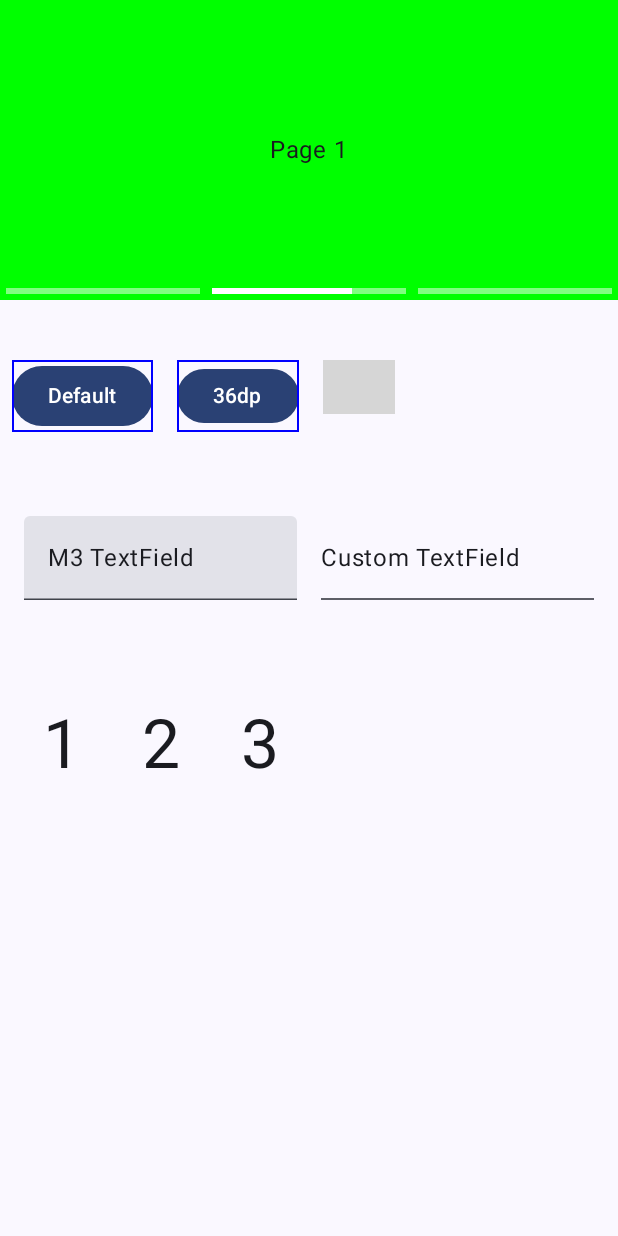
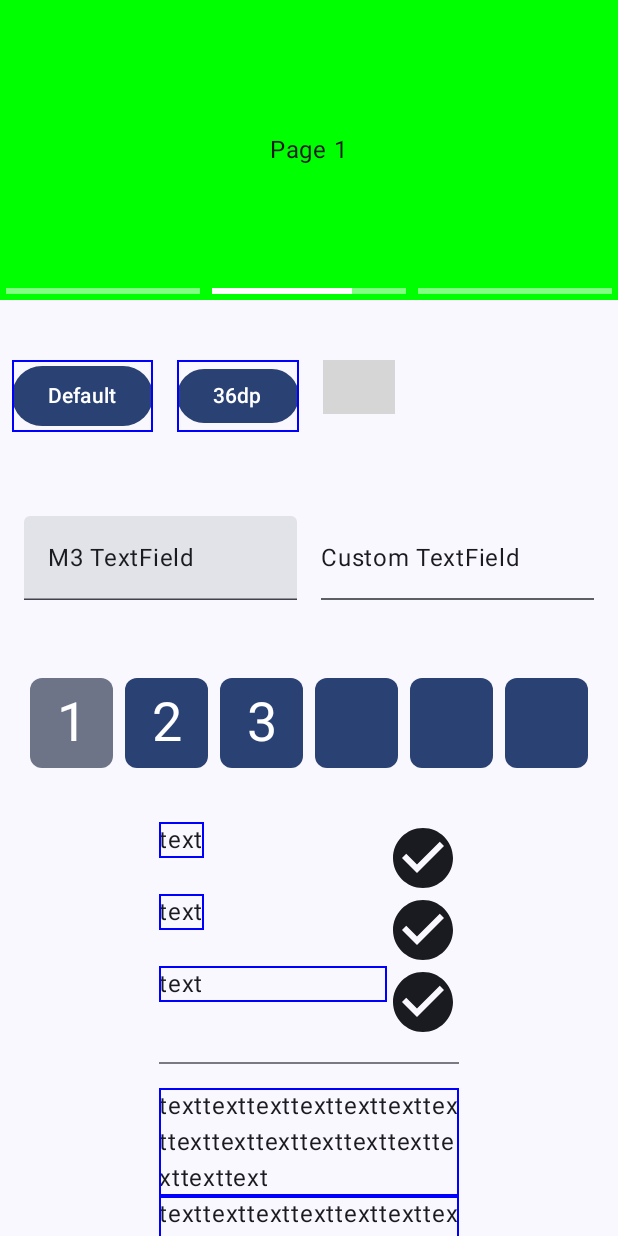
Before and after one commit to haru067/playground, an Android app built with Jetpack Compose: the screen it shows after launch (MainActivity), on a phone screen of 412 x 824 dp. Run offline under Robolectric (Android 15) with nearby library versions, the phone set to English and light mode, and no system bars; missing, so only their content is drawn: CompositionLocalProvider; 1 statement that could not run was skipped; grey boxes are pictures that could not be loaded.

Commit message:
Add RowExample

```diff
--- a/app/src/main/java/com/haru067/playground/MainActivity.kt
+++ b/app/src/main/java/com/haru067/playground/MainActivity.kt
@@ -9,18 +9,20 @@ import androidx.compose.foundation.layout.fillMaxSize
 import androidx.compose.foundation.layout.fillMaxWidth
 import androidx.compose.foundation.layout.height
 import androidx.compose.foundation.layout.padding
+import androidx.compose.foundation.layout.width
 import androidx.compose.foundation.rememberScrollState
 import androidx.compose.foundation.verticalScroll
-import androidx.compose.material3.Button
 import androidx.compose.material3.MaterialTheme
 import androidx.compose.material3.Surface
 import androidx.compose.material3.Text
 import androidx.compose.runtime.Composable
+import androidx.compose.ui.Alignment
 import androidx.compose.ui.Modifier
 import androidx.compose.ui.tooling.preview.Preview
 import androidx.compose.ui.unit.dp
 import com.haru067.playground.components.ButtonExample
 import com.haru067.playground.components.CarouselExample
+import com.haru067.playground.components.RowExample
 import com.haru067.playground.components.TextFieldExample
 import com.haru067.playground.components.VerificationCodeInputExample
 import com.haru067.playground.ui.theme.PlaygroundTheme
@@ -44,7 +46,14 @@ class MainActivity : ComponentActivity() {
                         TextFieldExample(Modifier.padding(8.dp))
 
                         Spacer(modifier = Modifier.height(32.dp))
-                        VerificationCodeInputExample(Modifier.padding(8.dp))
+                        VerificationCodeInputExample(Modifier.padding(horizontal = 16.dp))
+
+                        Spacer(modifier = Modifier.height(32.dp))
+                        RowExample(
+                            Modifier
+                                .width(200.dp)
+                                .align(Alignment.CenterHorizontally)
+                        )
                     }
                 }
             }
--- /dev/null
+++ b/app/src/main/java/com/haru067/playground/components/RowExample.kt
@@ -0,0 +1,131 @@
+package com.haru067.playground.components
+
+import androidx.compose.foundation.border
+import androidx.compose.foundation.layout.Arrangement
+import androidx.compose.foundation.layout.Column
+import androidx.compose.foundation.layout.Row
+import androidx.compose.foundation.layout.Spacer
+import androidx.compose.foundation.layout.fillMaxWidth
+import androidx.compose.foundation.layout.padding
+import androidx.compose.foundation.layout.size
+import androidx.compose.foundation.layout.width
+import androidx.compose.material.icons.Icons
+import androidx.compose.material.icons.filled.CheckCircle
+import androidx.compose.material3.Divider
+import androidx.compose.material3.Icon
+import androidx.compose.material3.Text
+import androidx.compose.runtime.Composable
+import androidx.compose.ui.Modifier
+import androidx.compose.ui.graphics.Color
+import androidx.compose.ui.tooling.preview.Preview
+import androidx.compose.ui.unit.dp
+
+@Composable
+fun RowExample(
+    modifier: Modifier = Modifier,
+) {
+    Column(modifier) {
+        Row1(text = "text", modifier = Modifier.fillMaxWidth())
+        Row2(text = "text", modifier = Modifier.fillMaxWidth())
+        Row3(text = "text", modifier = Modifier.fillMaxWidth())
+
+        Divider(Modifier.padding(vertical = 16.dp))
+
+        Row1(text = "text".repeat(16), modifier = Modifier.fillMaxWidth())
+        Row2(text = "text".repeat(16), modifier = Modifier.fillMaxWidth())
+        Row3(text = "text".repeat(16), modifier = Modifier.fillMaxWidth())
+
+        Divider(Modifier.padding(vertical = 16.dp))
+
+        Row3(text = "fill = true", modifier = Modifier.fillMaxWidth())
+        Row4(text = "fill = false", modifier = Modifier.fillMaxWidth())
+    }
+}
+
+@Composable
+private fun Row1(
+    text: String,
+    modifier: Modifier = Modifier,
+) {
+    Row(modifier = modifier) {
+        Text(
+            text = text,
+            modifier = Modifier.border(1.dp, Color.Blue)
+        )
+        Spacer(Modifier.weight(1f))
+        Icon(
+            imageVector = Icons.Filled.CheckCircle,
+            contentDescription = "icon",
+            modifier = Modifier.size(48.dp)
+        )
+    }
+}
+
+@Composable
+private fun Row2(
+    text: String,
+    modifier: Modifier = Modifier,
+) {
+    Row(
+        horizontalArrangement = Arrangement.SpaceBetween,
+        modifier = modifier,
+    ) {
+        Text(
+            text = text,
+            modifier = Modifier.border(1.dp, Color.Blue)
+        )
+        Icon(
+            imageVector = Icons.Filled.CheckCircle,
+            contentDescription = "icon",
+            modifier = Modifier.size(48.dp)
+        )
+    }
+}
+
+@Composable
+private fun Row3(
+    text: String,
+    modifier: Modifier = Modifier,
+) {
+    Row(modifier) {
+        Text(
+            text = text,
+            modifier = Modifier
+                .weight(1f)
+                .border(1.dp, Color.Blue),
+        )
+        Icon(
+            imageVector = Icons.Filled.CheckCircle,
+            contentDescription = "icon",
+            modifier = Modifier.size(48.dp)
+        )
+    }
+}
+
+@Composable
+private fun Row4(
+    text: String,
+    modifier: Modifier = Modifier,
+) {
+    Row(modifier) {
+        Text(
+            text = text,
+            modifier = Modifier
+                .weight(1f, fill = false)
+                .border(1.dp, Color.Blue),
+        )
+        Icon(
+            imageVector = Icons.Filled.CheckCircle,
+            contentDescription = "icon",
+            modifier = Modifier.size(48.dp)
+        )
+    }
+}
+
+@Preview(showBackground = true)
+@Composable
+private fun PreviewRowExample() {
+    RowExample(
+        Modifier.width(200.dp)
+    )
+}
--- a/app/src/main/java/com/haru067/playground/components/VerificationCodeInputExample.kt
+++ b/app/src/main/java/com/haru067/playground/components/VerificationCodeInputExample.kt
@@ -1,13 +1,13 @@
 package com.haru067.playground.components
 
 import androidx.compose.foundation.background
-import androidx.compose.foundation.border
+import androidx.compose.foundation.clickable
+import androidx.compose.foundation.interaction.Interaction
+import androidx.compose.foundation.interaction.MutableInteractionSource
 import androidx.compose.foundation.layout.Box
 import androidx.compose.foundation.layout.Column
 import androidx.compose.foundation.layout.Row
 import androidx.compose.foundation.layout.padding
-import androidx.compose.foundation.layout.size
-import androidx.compose.foundation.layout.wrapContentWidth
 import androidx.compose.foundation.shape.RoundedCornerShape
 import androidx.compose.foundation.text.BasicTextField
 import androidx.compose.foundation.text.KeyboardActions
@@ -15,19 +15,22 @@ import androidx.compose.foundation.text.KeyboardOptions
 import androidx.compose.material3.MaterialTheme
 import androidx.compose.material3.Text
 import androidx.compose.runtime.Composable
+import androidx.compose.runtime.LaunchedEffect
 import androidx.compose.runtime.mutableStateOf
 import androidx.compose.runtime.remember
 import androidx.compose.ui.Alignment
 import androidx.compose.ui.Modifier
-import androidx.compose.ui.graphics.Color
+import androidx.compose.ui.draw.clip
+import androidx.compose.ui.text.TextRange
 import androidx.compose.ui.text.input.KeyboardType
+import androidx.compose.ui.text.input.TextFieldValue
 import androidx.compose.ui.unit.dp
 
 @Composable
 fun VerificationCodeInputExample(
     modifier: Modifier = Modifier,
 ) {
-    val (sampleText, setSampleText) = remember { mutableStateOf("123") }
+    val (sampleText, setSampleText) = remember { mutableStateOf(TextFieldValue(text = "123")) }
 
     Column(modifier) {
         VerificationCodeInput(
@@ -39,28 +42,38 @@ fun VerificationCodeInputExample(
 
 @Composable
 private fun VerificationCodeInput(
-    value: String,
-    onValueChange: (String) -> Unit,
+    value: TextFieldValue,
+    onValueChange: (TextFieldValue) -> Unit,
     modifier: Modifier = Modifier,
     keyboardOptions: KeyboardOptions = KeyboardOptions.Default.copy(keyboardType = KeyboardType.Number),
     keyboardActions: KeyboardActions = KeyboardActions.Default,
+    interactionSource: MutableInteractionSource = remember { MutableInteractionSource() },
     digit: Int = 6,
 ) {
     BasicTextField(
         value = value,
         modifier = modifier,
-        onValueChange = { if (it.length <= digit) onValueChange(it.filter { c -> c.isDigit() }) },
+        onValueChange = {
+            val text = if (it.text.length <= digit) it.text.filter { c -> c.isDigit() } else value.text
+            onValueChange(it.copy(text = text))
+        },
         keyboardOptions = keyboardOptions,
         keyboardActions = keyboardActions,
         singleLine = true,
+        interactionSource = interactionSource,
         decorationBox = @Composable { _ ->
             Row {
-                value.padEnd(length = digit, padChar = ' ').forEach { c ->
+                value.text.padEnd(length = digit, padChar = ' ').forEachIndexed { index, char ->
                     SingleNumberBox(
-                        numberChar = c,
+                        numberChar = char,
+                        selected = value.selection.contains(index),
+                        focused = value.selection.start == value.selection.end && value.selection.start == index,
                         modifier = Modifier
+                            .clickable {
+                                onValueChange(value.copy(selection = TextRange(start = index, end = index)))
+                            }
                             .weight(1f)
-                            .padding(8.dp),
+                            .padding(4.dp)
                     )
                 }
             }
@@ -72,18 +85,26 @@ private fun VerificationCodeInput(
 internal fun SingleNumberBox(
     modifier: Modifier = Modifier,
     numberChar: Char,
+    selected: Boolean,
+    focused: Boolean,
 ) {
+    val backgroundColor = when {
+        focused -> MaterialTheme.colorScheme.secondaryContainer
+        selected -> MaterialTheme.colorScheme.secondaryContainer.copy(alpha = 0.5f)
+        else -> MaterialTheme.colorScheme.primary
+    }
+
     Box(
         contentAlignment = Alignment.Center,
         modifier = modifier
-            .background(MaterialTheme.colorScheme.surface)
-            .size(width = 48.dp, height = 64.dp)
-            .wrapContentWidth(Alignment.CenterHorizontally),
+            .clip(RoundedCornerShape(8.dp))
+            .background(backgroundColor)
+            .padding(8.dp)
     ) {
         Text(
             text = numberChar.toString(),
-            style = MaterialTheme.typography.displayMedium,
-            color = MaterialTheme.colorScheme.onSurface,
+            style = MaterialTheme.typography.displaySmall,
+            color = MaterialTheme.colorScheme.onSecondaryContainer,
         )
     }
 }
```
